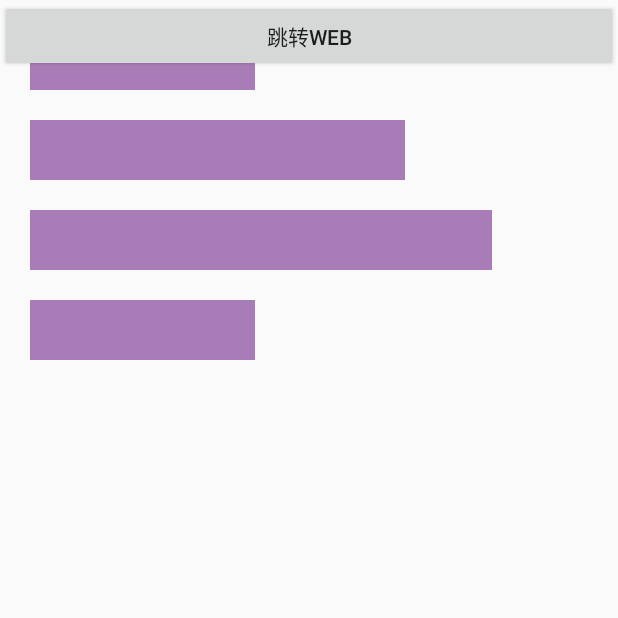
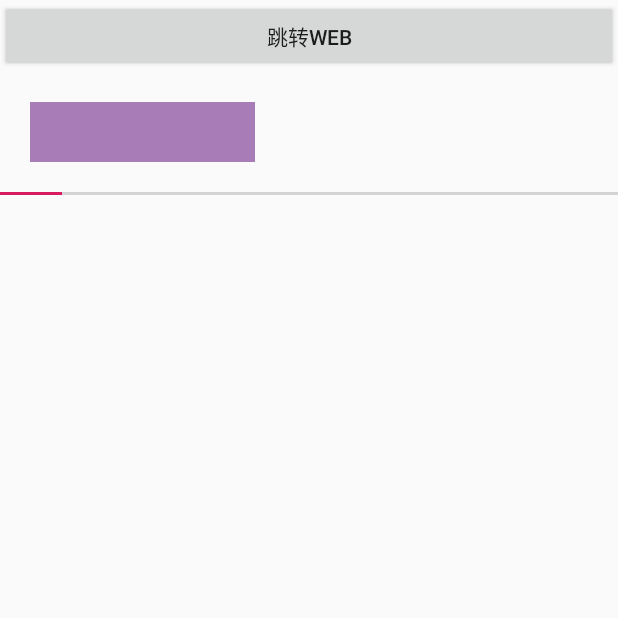
Before and after one commit to wanwantang0220/Android-Demo, an Android app: the AnimatorViewActivity screen opened directly, with no data from a screen before it, on a phone screen of 412 x 824 dp, the top half of it. Run offline under Robolectric (Android 15) with nearby library versions, the phone set to English and light mode, and no system bars.

Commit message:
commit    解决自定义进度条 内存溢出

```diff
--- a/app/src/main/java/com/example/windowstatusbar/activity/AnimatorViewActivity.java
+++ b/app/src/main/java/com/example/windowstatusbar/activity/AnimatorViewActivity.java
@@ -4,6 +4,7 @@ import android.content.Intent;
 import android.support.v7.app.AppCompatActivity;
 import android.os.Bundle;
 import android.widget.Button;
+import android.widget.ProgressBar;
 
 import com.example.windowstatusbar.R;
 import com.example.windowstatusbar.view.LoadingImageView;
@@ -18,19 +19,15 @@ public class AnimatorViewActivity extends AppCompatActivity {
         LoadingImageView liv1 = findViewById(R.id.liv1);
         liv1.setMaskOrientation(LoadingImageView.MaskOrientation.LeftToRight);
 
-        LoadingImageView liv2 = findViewById(R.id.liv2);
-        liv2.setMaskOrientation(LoadingImageView.MaskOrientation.LeftToRight);
+        ProgressBar pb = findViewById(R.id.progress_bar);
+        pb.setMax(100);
+        pb.setProgress(10);
 
-        LoadingImageView liv3 = findViewById(R.id.liv3);
-        liv3.setMaskOrientation(LoadingImageView.MaskOrientation.LeftToRight);
-
-        LoadingImageView liv4 = findViewById(R.id.liv4);
-        liv4.setMaskOrientation(LoadingImageView.MaskOrientation.LeftToRight);
 
         Button btn = findViewById(R.id.btn);
-        btn.setOnClickListener(v->{
-            Intent intent = new Intent(AnimatorViewActivity.this,BrowserActivity.class);
-            intent.putExtra("URL","http://m.ndlib.cn/03/html/index.html");
+        btn.setOnClickListener(v -> {
+            Intent intent = new Intent(AnimatorViewActivity.this, BrowserActivity.class);
+            intent.putExtra("URL", "http://m.ndlib.cn/03/html/index.html");
             startActivity(intent);
         });
 
--- a/app/src/main/java/com/example/windowstatusbar/view/LoadingImageView.java
+++ b/app/src/main/java/com/example/windowstatusbar/view/LoadingImageView.java
@@ -5,6 +5,7 @@ import android.animation.ValueAnimator;
 import android.content.Context;
 import android.content.res.TypedArray;
 import android.graphics.Bitmap;
+import android.graphics.BitmapFactory;
 import android.graphics.Canvas;
 import android.graphics.Color;
 import android.graphics.Matrix;
@@ -35,7 +36,9 @@ public class LoadingImageView extends android.support.v7.widget.AppCompatImageVi
     private float mScaleX, mScaleY;
     private int mGravity = Gravity.BOTTOM;
     private int mOrientaion = ClipDrawable.VERTICAL;
-    private int mMaskOrientation = MaskOrientation.BottomToTop;
+    private int mMaskOrientation = MaskOrientation.LeftToRight;
+    private Context mContext;
+
 
     //Loading oriention
     public static final class MaskOrientation {
@@ -52,12 +55,14 @@ public class LoadingImageView extends android.support.v7.widget.AppCompatImageVi
 
     public LoadingImageView(Context context, AttributeSet attrs) {
         super(context, attrs);
+        mContext = context;
         init();
         initAttrs(context, attrs);
     }
 
     public LoadingImageView(Context context, AttributeSet attrs, int defStyleAttr) {
         super(context, attrs, defStyleAttr);
+        mContext = context;
         init();
         initAttrs(context, attrs);
     }
@@ -108,7 +113,7 @@ public class LoadingImageView extends android.support.v7.widget.AppCompatImageVi
     }
 
     @Override
-    protected void onDetachedFromWindow() {
+    public void onDetachedFromWindow() {
         super.onDetachedFromWindow();
         stopAnim();
     }
@@ -130,12 +135,11 @@ public class LoadingImageView extends android.support.v7.widget.AppCompatImageVi
     }
 
 
-
     /**
      * combine tow bitmap to one bitmap
      */
     private Bitmap combineBitmap(Bitmap bg, Bitmap fg) {
-        Bitmap bmp = Bitmap.createBitmap(mImageWidth, mImageHeight, Bitmap.Config.ARGB_8888);
+        Bitmap bmp = Bitmap.createBitmap(mImageWidth, mImageHeight, Bitmap.Config.ARGB_4444);
         Canvas canvas = new Canvas(bmp);
         canvas.drawBitmap(bg, 0, 0, null);
         canvas.drawBitmap(fg, 0, 0, mImagePaint);
@@ -151,7 +155,8 @@ public class LoadingImageView extends android.support.v7.widget.AppCompatImageVi
         mImageWidth = drawable.getIntrinsicWidth();
         mImageHeight = drawable.getIntrinsicHeight();
 
-        Bitmap fgBmp = Bitmap.createBitmap(mImageWidth, mImageHeight, Bitmap.Config.ARGB_8888);
+
+        Bitmap fgBmp = BitmapFactory.decodeResource(mContext.getResources(), R.drawable.test3_bg).copy(Bitmap.Config.ARGB_8888, true);
         Canvas fgCanvas = new Canvas(fgBmp);
         fgCanvas.drawColor(maskColor);
 
--- a/app/src/main/res/layout/activity_animator_view.xml
+++ b/app/src/main/res/layout/activity_animator_view.xml
@@ -1,11 +1,18 @@
 <?xml version="1.0" encoding="utf-8"?>
-<RelativeLayout xmlns:android="http://schemas.android.com/apk/res/android"
+<LinearLayout xmlns:android="http://schemas.android.com/apk/res/android"
     xmlns:app="http://schemas.android.com/apk/res-auto"
     xmlns:tools="http://schemas.android.com/tools"
     android:layout_width="match_parent"
     android:layout_height="match_parent"
+    android:orientation="vertical"
     tools:context=".activity.AnimatorViewActivity">
 
+
+    <Button
+        android:id="@+id/btn"
+        android:layout_width="match_parent"
+        android:layout_height="wrap_content"
+        android:text="跳转web" />
 
     <com.example.windowstatusbar.view.LoadingImageView
         android:id="@+id/liv1"
@@ -17,47 +24,15 @@
         app:auto_start_anim="true"
         app:mask_color="@color/page3_end_color" />
 
+    <ProgressBar
+        android:id="@+id/progress_bar"
+        style="?android:attr/progressBarStyleHorizontal"
+        android:layout_width="match_parent"
+        android:layout_height="2dp"
+        android:layout_marginTop="20dp"
+        android:indeterminateTint="@color/colorAccent"
+        android:max="100"
+        android:progress="10"
+        android:scrollbarStyle="insideOverlay" />
 
-    <com.example.windowstatusbar.view.LoadingImageView
-        android:id="@+id/liv2"
-        android:layout_width="250dp"
-        android:layout_height="40dp"
-        android:layout_below="@id/liv1"
-        android:layout_marginStart="20dp"
-        android:layout_marginTop="20dp"
-        android:src="@drawable/test3_bg"
-        app:auto_start_anim="true"
-        app:mask_color="@color/page3_end_color" />
-
-    <com.example.windowstatusbar.view.LoadingImageView
-        android:id="@+id/liv3"
-        android:layout_width="match_parent"
-        android:layout_height="40dp"
-        android:layout_below="@id/liv2"
-        android:layout_marginStart="20dp"
-        android:layout_marginTop="20dp"
-        android:layout_marginEnd="20dp"
-        android:src="@drawable/test3_bg"
-        app:auto_start_anim="true"
-        app:mask_color="@color/page3_end_color" />
-
-
-    <com.example.windowstatusbar.view.LoadingImageView
-        android:id="@+id/liv4"
-        android:layout_below="@id/liv3"
-        android:layout_width="150dp"
-        android:layout_height="40dp"
-        android:layout_marginStart="20dp"
-        android:layout_marginTop="20dp"
-        android:src="@drawable/test3_bg"
-        app:auto_start_anim="true"
-        app:mask_color="@color/page3_end_color" />
-
-
-    <Button
-        android:id="@+id/btn"
-        android:layout_width="match_parent"
-        android:layout_height="wrap_content"
-        android:text="跳转web"/>
-
-</RelativeLayout>
+</LinearLayout>
```
Also changed, not shown: app/src/main/java/com/example/windowstatusbar/activity/BrowserActivity.java (+22 -23 lines), app/src/main/res/drawable/bg_cate_green.xml (added, +9 -0 lines), app/src/main/res/layout/activity_x5_browser.xml (+5 -5 lines).
